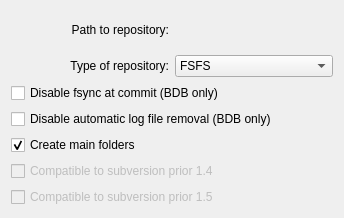
Before: the Qt Designer form src/svnfrontend/createrepo_dlg.ui in KDE/kdesvn, drawn with Qt 5.
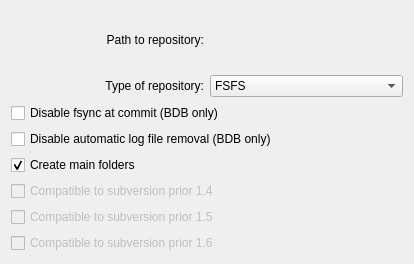
After: the same form once the commit is applied. Custom widgets are drawn as their Qt base class.

Commit message: * creation of repository now svn 1.6 ready  * parameter class for this methods implemented

Patch:
```diff
--- a/src/svnfrontend/createrepo_dlg.ui
+++ b/src/svnfrontend/createrepo_dlg.ui
@@ -1,23 +1,23 @@
 <ui version="4.0" >
  <class>CreateRepo_Dlg</class>
- <widget class="QWidget" name="CreateRepo_Dlg" >
-  <property name="geometry" >
+ <widget class="QWidget" name="CreateRepo_Dlg">
+  <property name="geometry">
    <rect>
     <x>0</x>
     <y>0</y>
-    <width>344</width>
-    <height>218</height>
+    <width>414</width>
+    <height>264</height>
    </rect>
   </property>
   <property name="windowTitle" >
    <string>Create new repository</string>
   </property>
-  <layout class="QVBoxLayout" >
+  <layout class="QVBoxLayout" name="verticalLayout">
    <item>
-    <layout class="QGridLayout" >
-     <item row="1" column="0" >
-      <widget class="QLabel" name="textLabel2" >
-       <property name="text" >
+    <layout class="QGridLayout">
+     <item row="1" column="0">
+      <widget class="QLabel" name="textLabel2">
+       <property name="text">
         <string>Type of repository:</string>
        </property>
        <property name="alignment" >
@@ -28,9 +28,9 @@
        </property>
       </widget>
      </item>
-     <item row="1" column="1" >
-      <widget class="KComboBox" name="m_FilesystemSelector" >
-       <property name="toolTip" >
+     <item row="1" column="1">
+      <widget class="KComboBox" name="m_FilesystemSelector">
+       <property name="toolTip">
         <string>Select type of storage</string>
        </property>
        <property name="whatsThis" >
@@ -48,16 +48,12 @@
        </item>
       </widget>
      </item>
-     <item row="0" column="1" >
-      <widget class="KUrlRequester" native="1" name="m_ReposPathinput" >
-       <property name="mode" stdset="0" >
-        <number>18</number>
-       </property>
-      </widget>
+     <item row="0" column="1">
+      <widget class="KUrlRequester" name="m_ReposPathinput"/>
      </item>
-     <item row="0" column="0" >
-      <widget class="QLabel" name="textLabel1" >
-       <property name="text" >
+     <item row="0" column="0">
+      <widget class="QLabel" name="textLabel1">
+       <property name="text">
         <string>Path to repository:</string>
        </property>
        <property name="alignment" >
@@ -71,8 +67,8 @@
     </layout>
    </item>
    <item>
-    <widget class="QCheckBox" name="m_DisableFsync" >
-     <property name="text" >
+    <widget class="QCheckBox" name="m_DisableFsync">
+     <property name="text">
       <string>Disable fsync at commit (BDB only)</string>
      </property>
      <property name="shortcut" >
@@ -81,8 +77,8 @@
     </widget>
    </item>
    <item>
-    <widget class="QCheckBox" name="m_LogKeep" >
-     <property name="text" >
+    <widget class="QCheckBox" name="m_LogKeep">
+     <property name="text">
       <string>Disable automatic log file removal (BDB only)</string>
      </property>
      <property name="shortcut" >
@@ -91,8 +87,8 @@
     </widget>
    </item>
    <item>
-    <widget class="QCheckBox" name="m_CreateMainDirs" >
-     <property name="toolTip" >
+    <widget class="QCheckBox" name="m_CreateMainDirs">
+     <property name="toolTip">
       <string>Create trunk, tags and branches folder</string>
      </property>
      <property name="whatsThis" >
@@ -110,8 +106,8 @@
     </widget>
    </item>
    <item>
-    <widget class="QCheckBox" name="m_svn13compat" >
-     <property name="enabled" >
+    <widget class="QCheckBox" name="m_svn13compat">
+     <property name="enabled">
       <bool>false</bool>
      </property>
      <property name="toolTip" >
@@ -129,8 +125,8 @@
     </widget>
    </item>
    <item>
-    <widget class="QCheckBox" name="m_svn14compat" >
-     <property name="enabled" >
+    <widget class="QCheckBox" name="m_svn14compat">
+     <property name="enabled">
       <bool>false</bool>
      </property>
      <property name="toolTip" >
@@ -144,9 +140,22 @@
      </property>
     </widget>
    </item>
+   <item>
+    <widget class="QCheckBox" name="m_svn15compat">
+     <property name="enabled">
+      <bool>false</bool>
+     </property>
+     <property name="toolTip">
+      <string>Is created repository compatible to subversion prior 1.6</string>
+     </property>
+     <property name="text">
+      <string>Compatible to subversion prior 1.6</string>
+     </property>
+    </widget>
+   </item>
   </layout>
  </widget>
- <layoutdefault spacing="6" margin="11" />
+ <layoutdefault spacing="6" margin="11"/>
  <customwidgets>
   <customwidget>
    <class>KComboBox</class>
@@ -155,7 +164,7 @@
   </customwidget>
   <customwidget>
    <class>KUrlRequester</class>
-   <extends>QWidget</extends>
+   <extends>QFrame</extends>
    <header>kurlrequester.h</header>
   </customwidget>
  </customwidgets>
```
Left out of the diff: 98 changed lines with no effect on the pictures. The commit also changes 12 other files.
